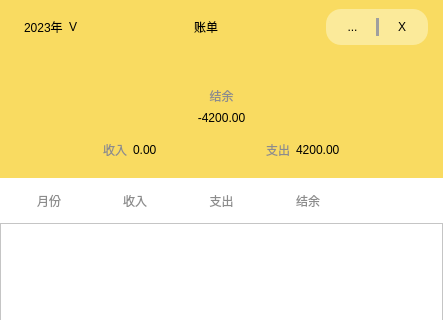
MichaelFeng823/SharkBookProject, file Kit/billsubarea.ui: the form before one commit; both pictures show x 0 to 443 and y 0 to 320 of the 443 by 891 pixel window.
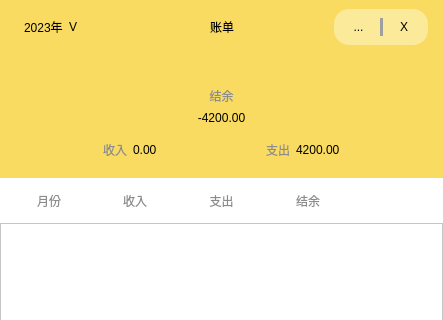
The form after the commit. Custom widgets are drawn as their Qt base class.

Diff of the .ui file:
```diff
--- a/Kit/billsubarea.ui
+++ b/Kit/billsubarea.ui
@@ -82,6 +82,12 @@
            </property>
            <item>
             <widget class="QWidget" name="widget_2" native="true">
+             <property name="sizePolicy">
+              <sizepolicy hsizetype="Expanding" vsizetype="Expanding">
+               <horstretch>0</horstretch>
+               <verstretch>0</verstretch>
+              </sizepolicy>
+             </property>
              <property name="styleSheet">
               <string notr="true">border:none;
 color: rgb(0, 0, 0);</string>
@@ -152,6 +158,12 @@
            </item>
            <item>
             <widget class="QWidget" name="widget_Help" native="true">
+             <property name="sizePolicy">
+              <sizepolicy hsizetype="Expanding" vsizetype="Preferred">
+               <horstretch>0</horstretch>
+               <verstretch>0</verstretch>
+              </sizepolicy>
+             </property>
              <property name="styleSheet">
               <string notr="true">background-color: rgb(251, 234, 154);
 border-radius:15px;</string>
```
